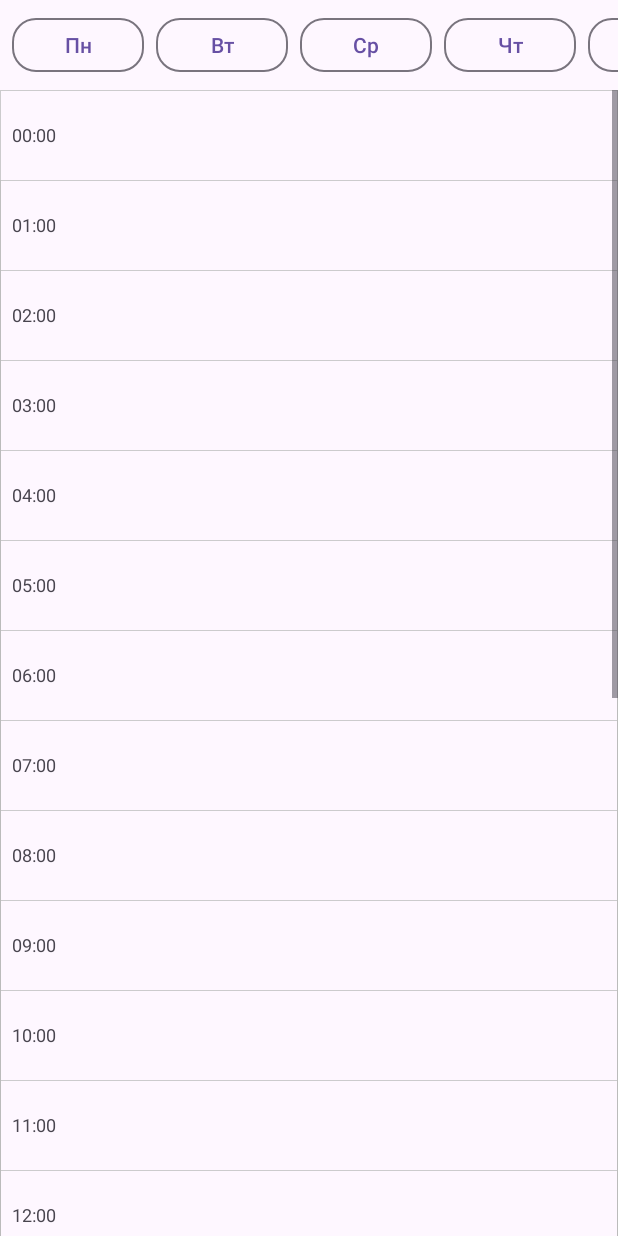
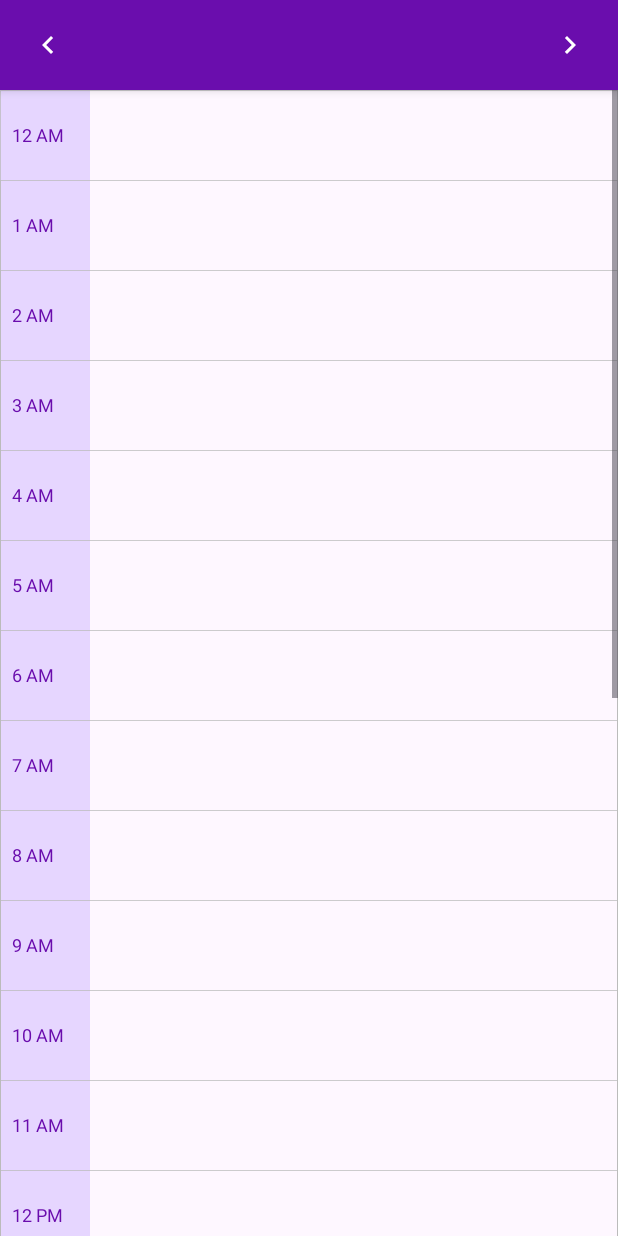
Before and after one commit to Purp1eDuck2008/Planify, an Android app: the layout fragment_home.xml on its own in the app's theme, with its tools: preview values and no code run, on a phone screen of 412 x 824 dp. Run offline under Robolectric (Android 15) with nearby library versions, the phone set to English and light mode, and no system bars.

Commit message:
аывфаы

```diff
--- a/app/src/main/java/com/example/planify02/MainActivity.java
+++ b/app/src/main/java/com/example/planify02/MainActivity.java
@@ -27,6 +27,7 @@ public class MainActivity extends AppCompatActivity {
     private PopupWindow popupWindow;
     private Calendar selectedDate = Calendar.getInstance();
     private boolean isMenuShowing = false;
+    private View dimView;
 
     @Override
     protected void onCreate(Bundle savedInstanceState) {
@@ -34,6 +35,19 @@ public class MainActivity extends AppCompatActivity {
 
         binding = ActivityMainBinding.inflate(getLayoutInflater());
         setContentView(binding.getRoot());
+
+        // Создаем View для затемнения фона
+        dimView = new View(this);
+        dimView.setLayoutParams(new ViewGroup.LayoutParams(
+                ViewGroup.LayoutParams.MATCH_PARENT,
+                ViewGroup.LayoutParams.MATCH_PARENT));
+        dimView.setBackgroundColor(Color.argb(150, 0, 0, 0));
+        dimView.setVisibility(View.GONE);
+        dimView.setOnClickListener(v -> dismissMenuPanel());
+
+        // Добавляем затемнение в корневой layout
+        ViewGroup rootView = (ViewGroup) getWindow().getDecorView();
+        rootView.addView(dimView);
 
         // Инициализация фрагментов
         homeFragment = new HomeFragment();
@@ -94,6 +108,12 @@ public class MainActivity extends AppCompatActivity {
         popupWindow.setOutsideTouchable(true);
         popupWindow.setAnimationStyle(R.style.PopupAnimation);
 
+        // Обработчик закрытия меню
+        popupWindow.setOnDismissListener(() -> {
+            dimView.setVisibility(View.GONE);
+            isMenuShowing = false;
+        });
+
         // Находим элементы
         CalendarView calendarView = popupView.findViewById(R.id.calendarView);
         LinearLayout buttonsContainer = popupView.findViewById(R.id.additional_buttons_container);
@@ -107,9 +127,8 @@ public class MainActivity extends AppCompatActivity {
             dismissMenuPanel();
         });
 
-        // Затемнение фона
-        View rootView = getWindow().getDecorView().findViewById(android.R.id.content);
-        rootView.setAlpha(0.7f);
+        // Показываем затемнение
+        dimView.setVisibility(View.VISIBLE);
 
         // Показываем меню слева
         popupWindow.showAtLocation(
@@ -125,13 +144,18 @@ public class MainActivity extends AppCompatActivity {
     private void dismissMenuPanel() {
         if (popupWindow != null && popupWindow.isShowing()) {
             popupWindow.dismiss();
+        }
+    }
 
-            // Восстанавливаем прозрачность фона
-            View rootView = getWindow().getDecorView().findViewById(android.R.id.content);
-            rootView.setAlpha(1f);
-
-            isMenuShowing = false;
+    @Override
+    protected void onDestroy() {
+        // Удаляем затемнение при уничтожении активности
+        if (dimView != null) {
+            ViewGroup rootView = (ViewGroup) getWindow().getDecorView();
+            rootView.removeView(dimView);
         }
+        dismissMenuPanel();
+        super.onDestroy();
     }
 
     private void replaceFragment(Fragment fragment) {
@@ -155,10 +179,4 @@ public class MainActivity extends AppCompatActivity {
     public HomeFragment getHomeFragment() {
         return homeFragment;
     }
-
-    @Override
-    protected void onDestroy() {
-        dismissMenuPanel();
-        super.onDestroy();
-    }
 }
--- a/app/src/main/res/layout/fragment_home.xml
+++ b/app/src/main/res/layout/fragment_home.xml
@@ -6,92 +6,48 @@
     android:layout_height="match_parent"
     tools:context=".HomeFragment">
 
-    <!-- Шапка с днями недели -->
+    <!-- Шапка с датой и навигацией -->
     <LinearLayout
         android:layout_width="match_parent"
         android:layout_height="60dp"
-        android:elevation="4dp">
+        android:background="#6A0DAD"
+        android:elevation="4dp"
+        android:gravity="center_vertical"
+        android:orientation="horizontal"
+        android:paddingHorizontal="8dp">
 
-        <HorizontalScrollView
-            android:layout_width="match_parent"
+        <!-- Кнопка предыдущего дня -->
+        <ImageButton
+            android:id="@+id/btn_prev_day"
+            android:layout_width="48dp"
+            android:layout_height="48dp"
+            android:src="@drawable/ic_arrow_left"
+            android:background="?attr/selectableItemBackgroundBorderless"
+            />
+
+        <!-- Текущая дата -->
+        <TextView
+            android:id="@+id/tv_current_date"
+            android:layout_width="0dp"
             android:layout_height="wrap_content"
-            android:scrollbars="none">
+            android:layout_weight="1"
+            android:gravity="center"
+            android:textColor="@color/white"
+            android:textSize="16sp"
+            android:textStyle="bold"/>
 
-            <LinearLayout
-                android:id="@+id/days_container"
-                android:layout_width="wrap_content"
-                android:layout_height="wrap_content"
-                android:orientation="horizontal"
-                android:padding="8dp">
-
-                <!-- Кнопки дней недели -->
-                <com.google.android.material.button.MaterialButton
-                    android:id="@+id/btn_monday"
-                    style="@style/Widget.Material3.Button.OutlinedButton"
-                    android:layout_width="wrap_content"
-                    android:layout_height="wrap_content"
-                    android:layout_marginEnd="8dp"
-                    android:text="Пн"
-                    app:cornerRadius="16dp"/>
-
-                <com.google.android.material.button.MaterialButton
-                    android:id="@+id/btn_tuesday"
-                    style="@style/Widget.Material3.Button.OutlinedButton"
-                    android:layout_width="wrap_content"
-                    android:layout_height="wrap_content"
-                    android:layout_marginEnd="8dp"
-                    android:text="Вт"
-                    app:cornerRadius="16dp"/>
-
-                <com.google.android.material.button.MaterialButton
-                    android:id="@+id/btn_wednesday"
-                    style="@style/Widget.Material3.Button.OutlinedButton"
-                    android:layout_width="wrap_content"
-                    android:layout_height="wrap_content"
-                    android:layout_marginEnd="8dp"
-                    android:text="Ср"
-                    app:cornerRadius="16dp"/>
-
-                <com.google.android.material.button.MaterialButton
-                    android:id="@+id/btn_thursday"
-                    style="@style/Widget.Material3.Button.OutlinedButton"
-                    android:layout_width="wrap_content"
-                    android:layout_height="wrap_content"
-                    android:layout_marginEnd="8dp"
-                    android:text="Чт"
-                    app:cornerRadius="16dp"/>
-
-                <com.google.android.material.button.MaterialButton
-                    android:id="@+id/btn_friday"
-                    style="@style/Widget.Material3.Button.OutlinedButton"
-                    android:layout_width="wrap_content"
-                    android:layout_height="wrap_content"
-                    android:layout_marginEnd="8dp"
-                    android:text="Пт"
-                    app:cornerRadius="16dp"/>
-
-                <com.google.android.material.button.MaterialButton
-                    android:id="@+id/btn_saturday"
-                    style="@style/Widget.Material3.Button.OutlinedButton"
-                    android:layout_width="wrap_content"
-                    android:layout_height="wrap_content"
-                    android:layout_marginEnd="8dp"
-                    android:text="Сб"
-                    app:cornerRadius="16dp"/>
-
-                <com.google.android.material.button.MaterialButton
-                    android:id="@+id/btn_sunday"
-                    style="@style/Widget.Material3.Button.OutlinedButton"
-                    android:layout_width="wrap_content"
-                    android:layout_height="wrap_content"
-                    android:text="Вс"
-                    app:cornerRadius="16dp"/>
-            </LinearLayout>
-        </HorizontalScrollView>
+        <!-- Кнопка следующего дня -->
+        <ImageButton
+            android:id="@+id/btn_next_day"
+            android:layout_width="48dp"
+            android:layout_height="48dp"
+            android:src="@drawable/ic_arrow_right"
+            android:background="?attr/selectableItemBackgroundBorderless"
+            />
     </LinearLayout>
 
+
     <!-- Основная область с таймлайном -->
-
     <ScrollView
         android:id="@+id/timeline_scrollview"
         android:layout_width="match_parent"
@@ -109,37 +65,35 @@
                 android:layout_width="60dp"
                 android:layout_height="1440dp"
                 android:layout_alignParentStart="true"
-                android:orientation="vertical">
+                android:orientation="vertical"
+                android:background="#E6D6FF">
 
                 <!-- Полная часовая разметка -->
-                <com.google.android.material.textview.MaterialTextView android:layout_width="match_parent" android:layout_height="60dp" android:text="00:00" android:gravity="center_vertical|start" android:paddingLeft="8dp" android:textSize="12sp"/>
-                <com.google.android.material.textview.MaterialTextView android:layout_width="match_parent" android:layout_height="60dp" android:text="01:00" android:gravity="center_vertical|start" android:paddingLeft="8dp" android:textSize="12sp"/>
-                <com.google.android.material.textview.MaterialTextView android:layout_width="match_parent" android:layout_height="60dp" android:text="02:00" android:gravity="center_vertical|start" android:paddingLeft="8dp"  android:textSize="12sp"/>
-                <com.google.android.material.textview.MaterialTextView android:layout_width="match_parent" android:layout_height="60dp" android:text="03:00" android:gravity="center_vertical|start" android:paddingLeft="8dp"  android:textSize="12sp"/>
-                <com.google.android.material.textview.MaterialTextView android:layout_width="match_parent" android:layout_height="60dp" android:text="04:00" android:gravity="center_vertical|start" android:paddingLeft="8dp"  android:textSize="12sp"/>
-                <com.google.android.material.textview.MaterialTextView android:layout_width="match_parent" android:layout_height="60dp" android:text="05:00" android:gravity="center_vertical|start" android:paddingLeft="8dp"  android:textSize="12sp"/>
-                <com.google.android.material.textview.MaterialTextView android:layout_width="match_parent" android:layout_height="60dp" android:text="06:00" android:gravity="center_vertical|start" android:paddingLeft="8dp"  android:textSize="12sp"/>
-                <com.google.android.material.textview.MaterialTextView android:layout_width="match_parent" android:layout_height="60dp" android:text="07:00" android:gravity="center_vertical|start" android:paddingLeft="8dp"  android:textSize="12sp"/>
-                <com.google.android.material.textview.MaterialTextView android:layout_width="match_parent" android:layout_height="60dp" android:text="08:00 " android:gravity="center_vertical|start" android:paddingLeft="8dp"  android:textSize="12sp"/>
-                <com.google.android.material.textview.MaterialTextView android:layout_width="match_parent" android:layout_height="60dp" android:text="09:00" android:gravity="center_vertical|start" android:paddingLeft="8dp" android:textSize="12sp"/>
-                <com.google.android.material.textview.MaterialTextView android:layout_width="match_parent" android:layout_height="60dp" android:text="10:00" android:gravity="center_vertical|start" android:paddingLeft="8dp"  android:textSize="12sp"/>
-                <com.google.android.material.textview.MaterialTextView android:layout_width="match_parent" android:layout_height="60dp" android:text="11:00" android:gravity="center_vertical|start" android:paddingLeft="8dp"  android:textSize="12sp"/>
-                <com.google.android.material.textview.MaterialTextView android:layout_width="match_parent" android:layout_height="60dp" android:text="12:00" android:gravity="center_vertical|start" android:paddingLeft="8dp"  android:textSize="12sp"/>
-                <com.google.android.material.textview.MaterialTextView android:layout_width="match_parent" android:layout_height="60dp" android:text="13:00" android:gravity="center_vertical|start" android:paddingLeft="8dp"  android:textSize="12sp"/>
-                <com.google.android.material.textview.MaterialTextView android:layout_width="match_parent" android:layout_height="60dp" android:text="14:00" android:gravity="center_vertical|start" android:paddingLeft="8dp" android:textSize="12sp"/>
-                <com.google.android.material.textview.MaterialTextView android:layout_width="match_parent" android:layout_height="60dp" android:text="15:00" android:gravity="center_vertical|start" android:paddingLeft="8dp"  android:textSize="12sp"/>
-                <com.google.android.material.textview.MaterialTextView android:layout_width="match_parent" android:layout_height="60dp" android:text="16:00" android:gravity="center_vertical|start" android:paddingLeft="8dp" android:textSize="12sp"/>
-                <com.google.android.material.textview.MaterialTextView android:layout_width="match_parent" android:layout_height="60dp" android:text="17:00" android:gravity="center_vertical|start" android:paddingLeft="8dp"  android:textSize="12sp"/>
-                <com.google.android.material.textview.MaterialTextView android:layout_width="match_parent" android:layout_height="60dp" android:text="18:00" android:gravity="center_vertical|start" android:paddingLeft="8dp"  android:textSize="12sp"/>
-                <com.google.android.material.textview.MaterialTextView android:layout_width="match_parent" android:layout_height="60dp" android:text="19:00" android:gravity="center_vertical|start" android:paddingLeft="8dp"  android:textSize="12sp"/>
-                <com.google.android.material.textview.MaterialTextView android:layout_width="match_parent" android:layout_height="60dp" android:text="20:00" android:gravity="center_vertical|start" android:paddingLeft="8dp"  android:textSize="12sp"/>
-                <com.google.android.material.textview.MaterialTextView android:layout_width="match_parent" android:layout_height="60dp" android:text="21:00" android:gravity="center_vertical|start" android:paddingLeft="8dp"  android:textSize="12sp"/>
-                <com.google.android.material.textview.MaterialTextView android:layout_width="match_parent" android:layout_height="60dp" android:text="22:00" android:gravity="center_vertical|start" android:paddingLeft="8dp"  android:textSize="12sp"/>
-                <com.google.android.material.textview.MaterialTextView android:layout_width="match_parent" android:layout_height="60dp" android:text="23:00" android:gravity="center_vertical|start" android:paddingLeft="8dp" android:textSize="12sp"/>
+                <TextView android:layout_width="match_parent" android:layout_height="60dp" android:text="12 AM" android:gravity="center_vertical|start" android:paddingLeft="8dp" android:textColor="#6A0DAD" android:textSize="12sp"/>
+                <TextView android:layout_width="match_parent" android:layout_height="60dp" android:text="1 AM" android:gravity="center_vertical|start" android:paddingLeft="8dp" android:textColor="#6A0DAD" android:textSize="12sp"/>
+                <TextView android:layout_width="match_parent" android:layout_height="60dp" android:text="2 AM" android:gravity="center_vertical|start" android:paddingLeft="8dp" android:textColor="#6A0DAD" android:textSize="12sp"/>
+                <TextView android:layout_width="match_parent" android:layout_height="60dp" android:text="3 AM" android:gravity="center_vertical|start" android:paddingLeft="8dp" android:textColor="#6A0DAD" android:textSize="12sp"/>
+                <TextView android:layout_width="match_parent" android:layout_height="60dp" android:text="4 AM" android:gravity="center_vertical|start" android:paddingLeft="8dp" android:textColor="#6A0DAD" android:textSize="12sp"/>
+                <TextView android:layout_width="match_parent" android:layout_height="60dp" android:text="5 AM" android:gravity="center_vertical|start" android:paddingLeft="8dp" android:textColor="#6A0DAD" android:textSize="12sp"/>
+                <TextView android:layout_width="match_parent" android:layout_height="60dp" android:text="6 AM" android:gravity="center_vertical|start" android:paddingLeft="8dp" android:textColor="#6A0DAD" android:textSize="12sp"/>
+                <TextView android:layout_width="match_parent" android:layout_height="60dp" android:text="7 AM" android:gravity="center_vertical|start" android:paddingLeft="8dp" android:textColor="#6A0DAD" android:textSize="12sp"/>
+                <TextView android:layout_width="match_parent" android:layout_height="60dp" android:text="8 AM" android:gravity="center_vertical|start" android:paddingLeft="8dp" android:textColor="#6A0DAD" android:textSize="12sp"/>
+                <TextView android:layout_width="match_parent" android:layout_height="60dp" android:text="9 AM" android:gravity="center_vertical|start" android:paddingLeft="8dp" android:textColor="#6A0DAD" android:textSize="12sp"/>
+                <TextView android:layout_width="match_parent" android:layout_height="60dp" android:text="10 AM" android:gravity="center_vertical|start" android:paddingLeft="8dp" android:textColor="#6A0DAD" android:textSize="12sp"/>
+                <TextView android:layout_width="match_parent" android:layout_height="60dp" android:text="11 AM" android:gravity="center_vertical|start" android:paddingLeft="8dp" android:textColor="#6A0DAD" android:textSize="12sp"/>
+                <TextView android:layout_width="match_parent" android:layout_height="60dp" android:text="12 PM" android:gravity="center_vertical|start" android:paddingLeft="8dp" android:textColor="#6A0DAD" android:textSize="12sp"/>
+                <TextView android:layout_width="match_parent" android:layout_height="60dp" android:text="1 PM" android:gravity="center_vertical|start" android:paddingLeft="8dp" android:textColor="#6A0DAD" android:textSize="12sp"/>
+                <TextView android:layout_width="match_parent" android:layout_height="60dp" android:text="2 PM" android:gravity="center_vertical|start" android:paddingLeft="8dp" android:textColor="#6A0DAD" android:textSize="12sp"/>
+                <TextView android:layout_width="match_parent" android:layout_height="60dp" android:text="3 PM" android:gravity="center_vertical|start" android:paddingLeft="8dp" android:textColor="#6A0DAD" android:textSize="12sp"/>
+                <TextView android:layout_width="match_parent" android:layout_height="60dp" android:text="4 PM" android:gravity="center_vertical|start" android:paddingLeft="8dp" android:textColor="#6A0DAD" android:textSize="12sp"/>
+                <TextView android:layout_width="match_parent" android:layout_height="60dp" android:text="5 PM" android:gravity="center_vertical|start" android:paddingLeft="8dp" android:textColor="#6A0DAD" android:textSize="12sp"/>
+                <TextView android:layout_width="match_parent" android:layout_height="60dp" android:text="6 PM" android:gravity="center_vertical|start" android:paddingLeft="8dp" android:textColor="#6A0DAD" android:textSize="12sp"/>
+                <TextView android:layout_width="match_parent" android:layout_height="60dp" android:text="7 PM" android:gravity="center_vertical|start" android:paddingLeft="8dp" android:textColor="#6A0DAD" android:textSize="12sp"/>
+                <TextView android:layout_width="match_parent" android:layout_height="60dp" android:text="8 PM" android:gravity="center_vertical|start" android:paddingLeft="8dp" android:textColor="#6A0DAD" android:textSize="12sp"/>
+                <TextView android:layout_width="match_parent" android:layout_height="60dp" android:text="9 PM" android:gravity="center_vertical|start" android:paddingLeft="8dp" android:textColor="#6A0DAD" android:textSize="12sp"/>
+                <TextView android:layout_width="match_parent" android:layout_height="60dp" android:text="10 PM" android:gravity="center_vertical|start" android:paddingLeft="8dp" android:textColor="#6A0DAD" android:textSize="12sp"/>
+                <TextView android:layout_width="match_parent" android:layout_height="60dp" android:text="11 PM" android:gravity="center_vertical|start" android:paddingLeft="8dp" android:textColor="#6A0DAD" android:textSize="12sp"/>
             </LinearLayout>
-
-            <!-- Вертикальная линия-разделитель -->
-
 
             <!-- Фоновые линии часов -->
             <LinearLayout
@@ -148,6 +102,7 @@
                 android:orientation="vertical"
                 android:background="@drawable/hour_lines"/>
 
+            <!-- Контейнер для задач -->
             <FrameLayout
                 android:id="@+id/tasks_container"
                 android:layout_width="match_parent"
```
Lines whose indentation alone changed are shown as unchanged.
